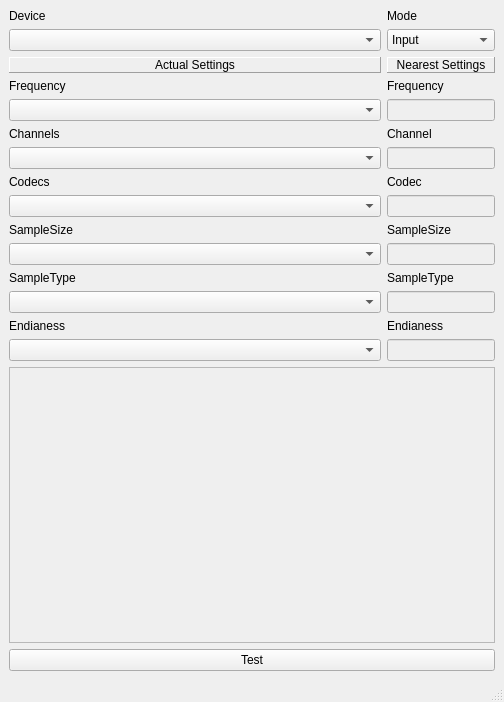
First picture: the form in examples/multimedia/audiodevices/audiodevicesbase.ui, repository qt-devs/qt4-sources, before the edit.
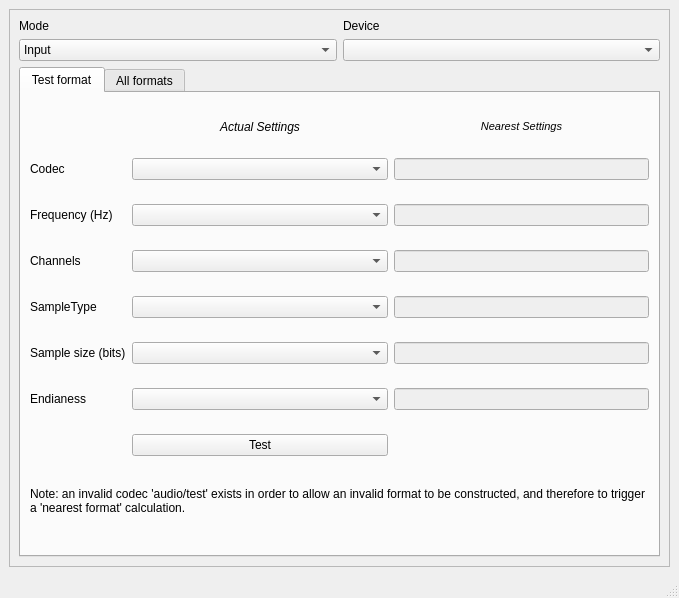
Second picture: the form after the edit.

```diff
--- a/examples/multimedia/audiodevices/audiodevicesbase.ui
+++ b/examples/multimedia/audiodevices/audiodevicesbase.ui
@@ -6,8 +6,8 @@
    <rect>
     <x>0</x>
     <y>0</y>
-    <width>504</width>
-    <height>702</height>
+    <width>679</width>
+    <height>598</height>
    </rect>
   </property>
   <property name="windowTitle">
@@ -16,31 +16,43 @@
   <widget class="QWidget" name="centralwidget">
    <layout class="QVBoxLayout" name="verticalLayout">
     <item>
-     <layout class="QGridLayout" name="gridLayout">
-      <item row="0" column="0">
-       <widget class="QLabel" name="deviceLabel">
+     <widget class="QScrollArea" name="scrollArea">
         <property name="sizePolicy">
-         <sizepolicy hsizetype="Preferred" vsizetype="Preferred">
-          <horstretch>1</horstretch>
+       <sizepolicy hsizetype="Expanding" vsizetype="Expanding">
+        <horstretch>0</horstretch>
           <verstretch>0</verstretch>
          </sizepolicy>
         </property>
-        <property name="text">
-         <string>Device</string>
-        </property>
-       </widget>
-      </item>
-      <item row="0" column="1">
+      <property name="widgetResizable">
+       <bool>true</bool>
+      </property>
+      <widget class="QWidget" name="scrollAreaWidgetContents">
+       <property name="geometry">
+        <rect>
+         <x>0</x>
+         <y>0</y>
+         <width>659</width>
+         <height>558</height>
+        </rect>
+       </property>
+       <layout class="QGridLayout" name="gridLayout_4">
+        <item row="0" column="0">
+         <layout class="QGridLayout" name="gridLayout_2">
+          <item row="0" column="0">
        <widget class="QLabel" name="modeLabel">
         <property name="text">
          <string>Mode</string>
         </property>
        </widget>
       </item>
+          <item row="0" column="1">
+           <widget class="QLabel" name="deviceLabel">
+            <property name="text">
+             <string>Device</string>
+            </property>
+           </widget>
+          </item>
       <item row="1" column="0">
-       <widget class="QComboBox" name="deviceBox"/>
-      </item>
-      <item row="1" column="1">
        <widget class="QComboBox" name="modeBox">
         <item>
          <property name="text">
@@ -54,203 +66,329 @@
         </item>
        </widget>
       </item>
-      <item row="2" column="0">
+          <item row="1" column="1">
+           <widget class="QComboBox" name="deviceBox"/>
+          </item>
+          <item row="2" column="0" colspan="2">
+           <widget class="QTabWidget" name="tabWidget">
+            <property name="currentIndex">
+             <number>0</number>
+            </property>
+            <widget class="QWidget" name="testFormatTab">
+             <attribute name="title">
+              <string>Test format</string>
+             </attribute>
+             <layout class="QGridLayout" name="gridLayout">
+              <item row="0" column="1">
        <widget class="QLabel" name="actualLabel">
+                <property name="sizePolicy">
+                 <sizepolicy hsizetype="Preferred" vsizetype="Fixed">
+                  <horstretch>0</horstretch>
+                  <verstretch>0</verstretch>
+                 </sizepolicy>
+                </property>
         <property name="frameShape">
-         <enum>QFrame::Panel</enum>
+                 <enum>QFrame::NoFrame</enum>
         </property>
         <property name="frameShadow">
-         <enum>QFrame::Raised</enum>
+                 <enum>QFrame::Plain</enum>
         </property>
         <property name="text">
-         <string>Actual Settings</string>
+                 <string>&lt;i&gt;Actual Settings&lt;/i&gt;</string>
+                </property>
+                <property name="textFormat">
+                 <enum>Qt::RichText</enum>
         </property>
         <property name="alignment">
          <set>Qt::AlignCenter</set>
         </property>
        </widget>
       </item>
-      <item row="2" column="1">
+              <item row="0" column="2">
        <widget class="QLabel" name="nearestLabel">
+                <property name="sizePolicy">
+                 <sizepolicy hsizetype="Preferred" vsizetype="Fixed">
+                  <horstretch>0</horstretch>
+                  <verstretch>0</verstretch>
+                 </sizepolicy>
+                </property>
         <property name="frameShape">
-         <enum>QFrame::Panel</enum>
+                 <enum>QFrame::NoFrame</enum>
         </property>
         <property name="frameShadow">
-         <enum>QFrame::Raised</enum>
+                 <enum>QFrame::Plain</enum>
         </property>
         <property name="text">
-         <string>Nearest Settings</string>
+                 <string>&lt;!DOCTYPE HTML PUBLIC &quot;-//W3C//DTD HTML 4.0//EN&quot; &quot;http://www.w3.org/TR/REC-html40/strict.dtd&quot;&gt;
+&lt;html&gt;&lt;head&gt;&lt;meta name=&quot;qrichtext&quot; content=&quot;1&quot; /&gt;&lt;style type=&quot;text/css&quot;&gt;
+p, li { white-space: pre-wrap; }
+&lt;/style&gt;&lt;/head&gt;&lt;body style=&quot; font-family:'MS Shell Dlg 2'; font-size:8.25pt; font-weight:400; font-style:normal;&quot;&gt;
+&lt;p style=&quot; margin-top:0px; margin-bottom:0px; margin-left:0px; margin-right:0px; -qt-block-indent:0; text-indent:0px;&quot;&gt;&lt;span style=&quot; font-style:italic;&quot;&gt;Nearest Settings&lt;/span&gt;&lt;/p&gt;&lt;/body&gt;&lt;/html&gt;</string>
+                </property>
+                <property name="textFormat">
+                 <enum>Qt::RichText</enum>
         </property>
         <property name="alignment">
          <set>Qt::AlignCenter</set>
         </property>
        </widget>
       </item>
-      <item row="3" column="0">
-       <widget class="QLabel" name="actualFreqLabel">
-        <property name="text">
-         <string>Frequency</string>
-        </property>
-       </widget>
-      </item>
       <item row="3" column="1">
-       <widget class="QLabel" name="nearestFreqLabel">
-        <property name="text">
-         <string>Frequency</string>
+               <widget class="QComboBox" name="frequencyBox">
+                <property name="sizePolicy">
+                 <sizepolicy hsizetype="Expanding" vsizetype="Fixed">
+                  <horstretch>0</horstretch>
+                  <verstretch>0</verstretch>
+                 </sizepolicy>
         </property>
        </widget>
       </item>
-      <item row="4" column="0">
-       <widget class="QComboBox" name="frequencyBox"/>
-      </item>
-      <item row="4" column="1">
+              <item row="3" column="2">
        <widget class="QLineEdit" name="nearestFreq">
         <property name="enabled">
          <bool>false</bool>
         </property>
        </widget>
       </item>
-      <item row="5" column="0">
-       <widget class="QLabel" name="actualChannelsLabel">
-        <property name="text">
-         <string>Channels</string>
-        </property>
-       </widget>
-      </item>
       <item row="5" column="1">
-       <widget class="QLabel" name="nearestChannelLabel">
-        <property name="text">
-         <string>Channel</string>
-        </property>
-       </widget>
-      </item>
-      <item row="6" column="0">
        <widget class="QComboBox" name="channelsBox"/>
       </item>
-      <item row="6" column="1">
+              <item row="5" column="2">
        <widget class="QLineEdit" name="nearestChannel">
         <property name="enabled">
          <bool>false</bool>
         </property>
        </widget>
       </item>
-      <item row="7" column="0">
-       <widget class="QLabel" name="actualCodecLabel">
-        <property name="text">
-         <string>Codecs</string>
-        </property>
-       </widget>
-      </item>
-      <item row="7" column="1">
-       <widget class="QLabel" name="nearestCodecLabel">
-        <property name="text">
-         <string>Codec</string>
-        </property>
-       </widget>
-      </item>
-      <item row="8" column="0">
-       <widget class="QComboBox" name="codecsBox"/>
-      </item>
-      <item row="8" column="1">
-       <widget class="QLineEdit" name="nearestCodec">
-        <property name="enabled">
-         <bool>false</bool>
-        </property>
-       </widget>
-      </item>
-      <item row="9" column="0">
-       <widget class="QLabel" name="actualSampleSizeLabel">
-        <property name="text">
-         <string>SampleSize</string>
-        </property>
-       </widget>
-      </item>
       <item row="9" column="1">
-       <widget class="QLabel" name="nearestSampleSizeLabel">
-        <property name="text">
-         <string>SampleSize</string>
-        </property>
-       </widget>
-      </item>
-      <item row="10" column="0">
        <widget class="QComboBox" name="sampleSizesBox"/>
       </item>
-      <item row="10" column="1">
+              <item row="9" column="2">
        <widget class="QLineEdit" name="nearestSampleSize">
         <property name="enabled">
          <bool>false</bool>
         </property>
        </widget>
       </item>
-      <item row="11" column="0">
-       <widget class="QLabel" name="actualSampleTypeLabel">
-        <property name="text">
-         <string>SampleType</string>
-        </property>
-       </widget>
-      </item>
-      <item row="11" column="1">
-       <widget class="QLabel" name="nearestSampleTypeLabel">
-        <property name="text">
-         <string>SampleType</string>
-        </property>
-       </widget>
-      </item>
-      <item row="12" column="0">
-       <widget class="QComboBox" name="sampleTypesBox"/>
-      </item>
-      <item row="12" column="1">
-       <widget class="QLineEdit" name="nearestSampleType">
-        <property name="enabled">
-         <bool>false</bool>
-        </property>
-       </widget>
-      </item>
-      <item row="13" column="0">
-       <widget class="QLabel" name="actualEndianLabel">
-        <property name="text">
-         <string>Endianess</string>
-        </property>
-       </widget>
-      </item>
-      <item row="13" column="1">
-       <widget class="QLabel" name="nearestEndianLabel">
-        <property name="text">
-         <string>Endianess</string>
-        </property>
-       </widget>
-      </item>
-      <item row="14" column="0">
-       <widget class="QComboBox" name="endianBox"/>
-      </item>
       <item row="14" column="1">
+               <widget class="QComboBox" name="endianBox"/>
+              </item>
+              <item row="14" column="2">
        <widget class="QLineEdit" name="nearestEndian">
         <property name="enabled">
          <bool>false</bool>
         </property>
        </widget>
       </item>
-      <item row="15" column="0" colspan="2">
-       <widget class="QTextEdit" name="logOutput">
-        <property name="enabled">
-         <bool>false</bool>
-        </property>
-        <property name="minimumSize">
-         <size>
-          <width>0</width>
-          <height>40</height>
-         </size>
-        </property>
-       </widget>
-      </item>
-      <item row="16" column="0" colspan="2">
+              <item row="15" column="1">
        <widget class="QPushButton" name="testButton">
         <property name="text">
          <string>Test</string>
         </property>
        </widget>
       </item>
-     </layout>
+              <item row="15" column="2">
+               <widget class="QLabel" name="testResult">
+                <property name="text">
+                 <string/>
+                </property>
+               </widget>
+              </item>
+              <item row="3" column="0">
+               <widget class="QLabel" name="actualFreqLabel">
+                <property name="text">
+                 <string>Frequency (Hz)</string>
+                </property>
+               </widget>
+              </item>
+              <item row="5" column="0">
+               <widget class="QLabel" name="actualChannelLabel">
+                <property name="text">
+                 <string>Channels</string>
+                </property>
+               </widget>
+              </item>
+              <item row="9" column="0">
+               <widget class="QLabel" name="actualSampleSizeLabel">
+                <property name="text">
+                 <string>Sample size (bits)</string>
+                </property>
+               </widget>
+              </item>
+              <item row="14" column="0">
+               <widget class="QLabel" name="actualEndianLabel">
+                <property name="text">
+                 <string>Endianess</string>
+                </property>
+               </widget>
+              </item>
+              <item row="16" column="0" colspan="3">
+               <widget class="QLabel" name="label">
+                <property name="sizePolicy">
+                 <sizepolicy hsizetype="Preferred" vsizetype="Fixed">
+                  <horstretch>0</horstretch>
+                  <verstretch>0</verstretch>
+                 </sizepolicy>
+                </property>
+                <property name="text">
+                 <string>Note: an invalid codec 'audio/test' exists in order to allow an invalid format to be constructed, and therefore to trigger a 'nearest format' calculation.</string>
+                </property>
+                <property name="wordWrap">
+                 <bool>true</bool>
+                </property>
+               </widget>
+              </item>
+              <item row="2" column="0">
+               <widget class="QLabel" name="actualCodecLabel">
+                <property name="text">
+                 <string>Codec</string>
+                </property>
+               </widget>
+              </item>
+              <item row="2" column="2">
+               <widget class="QLineEdit" name="nearestCodec">
+                <property name="enabled">
+                 <bool>false</bool>
+                </property>
+               </widget>
+              </item>
+              <item row="2" column="1">
+               <widget class="QComboBox" name="codecsBox"/>
+              </item>
+              <item row="6" column="0">
+               <widget class="QLabel" name="actualSampleTypeLabel">
+                <property name="text">
+                 <string>SampleType</string>
+                </property>
+               </widget>
+              </item>
+              <item row="6" column="1">
+               <widget class="QComboBox" name="sampleTypesBox"/>
+              </item>
+              <item row="6" column="2">
+               <widget class="QLineEdit" name="nearestSampleType">
+                <property name="enabled">
+                 <bool>false</bool>
+                </property>
+               </widget>
+              </item>
+             </layout>
+            </widget>
+            <widget class="QWidget" name="tab">
+             <attribute name="title">
+              <string>All formats</string>
+             </attribute>
+             <layout class="QVBoxLayout" name="verticalLayout_2">
+              <item>
+               <widget class="QPushButton" name="populateTableButton">
+                <property name="text">
+                 <string>Populate table</string>
+                </property>
+               </widget>
+              </item>
+              <item>
+               <widget class="QTableWidget" name="allFormatsTable">
+                <property name="editTriggers">
+                 <set>QAbstractItemView::NoEditTriggers</set>
+                </property>
+                <property name="dragDropOverwriteMode">
+                 <bool>false</bool>
+                </property>
+                <property name="selectionMode">
+                 <enum>QAbstractItemView::NoSelection</enum>
+                </property>
+                <property name="selectionBehavior">
+                 <enum>QAbstractItemView::SelectItems</enum>
+                </property>
+                <property name="textElideMode">
+                 <enum>Qt::ElideNone</enum>
+                </property>
+                <property name="sortingEnabled">
+                 <bool>false</bool>
+                </property>
+                <property name="wordWrap">
+                 <bool>false</bool>
+                </property>
+                <property name="cornerButtonEnabled">
+                 <bool>false</bool>
+                </property>
+                <attribute name="horizontalHeaderHighlightSections">
+                 <bool>false</bool>
+                </attribute>
+                <attribute name="verticalHeaderVisible">
+                 <bool>false</bool>
+                </attribute>
+                <attribute name="verticalHeaderHighlightSections">
+                 <bool>false</bool>
+                </attribute>
+                <attribute name="verticalHeaderVisible">
+                 <bool>false</bool>
+                </attribute>
+                <attribute name="horizontalHeaderHighlightSections">
+                 <bool>false</bool>
+                </attribute>
+                <attribute name="verticalHeaderHighlightSections">
+                 <bool>false</bool>
+                </attribute>
+                <column>
+                 <property name="text">
+                  <string>Codec</string>
+                 </property>
+                 <property name="textAlignment">
+                  <set>AlignHCenter|AlignVCenter|AlignCenter</set>
+                 </property>
+                </column>
+                <column>
+                 <property name="text">
+                  <string>Frequency (Hz)</string>
+                 </property>
+                 <property name="textAlignment">
+                  <set>AlignHCenter|AlignVCenter|AlignCenter</set>
+                 </property>
+                </column>
+                <column>
+                 <property name="text">
+                  <string>Channels</string>
+                 </property>
+                 <property name="textAlignment">
+                  <set>AlignHCenter|AlignVCenter|AlignCenter</set>
+                 </property>
+                </column>
+                <column>
+                 <property name="text">
+                  <string>Sample type</string>
+                 </property>
+                 <property name="textAlignment">
+                  <set>AlignHCenter|AlignVCenter|AlignCenter</set>
+                 </property>
+                </column>
+                <column>
+                 <property name="text">
+                  <string>Sample size (bits)</string>
+                 </property>
+                 <property name="textAlignment">
+                  <set>AlignHCenter|AlignVCenter|AlignCenter</set>
+                 </property>
+                </column>
+                <column>
+                 <property name="text">
+                  <string>Endianness</string>
+                 </property>
+                 <property name="textAlignment">
+                  <set>AlignHCenter|AlignVCenter|AlignCenter</set>
+                 </property>
+                </column>
+               </widget>
+              </item>
+             </layout>
+            </widget>
+           </widget>
+          </item>
+         </layout>
+        </item>
+       </layout>
+      </widget>
+     </widget>
     </item>
    </layout>
   </widget>
```
Lines whose indentation alone changed are shown as unchanged.
